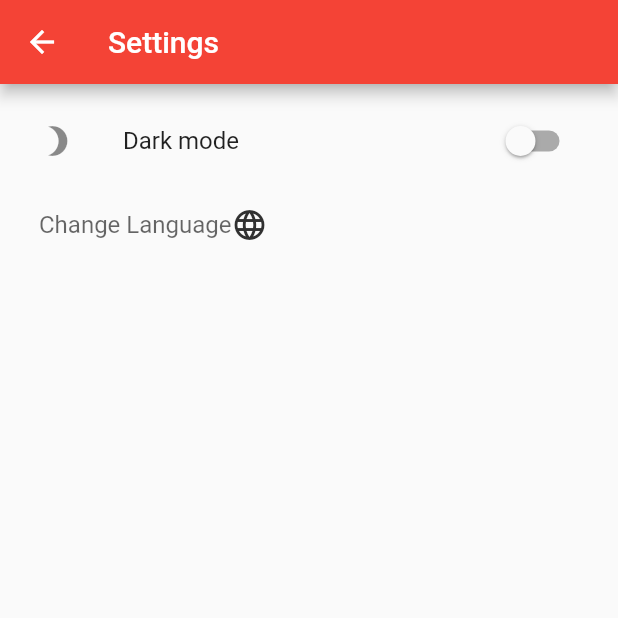
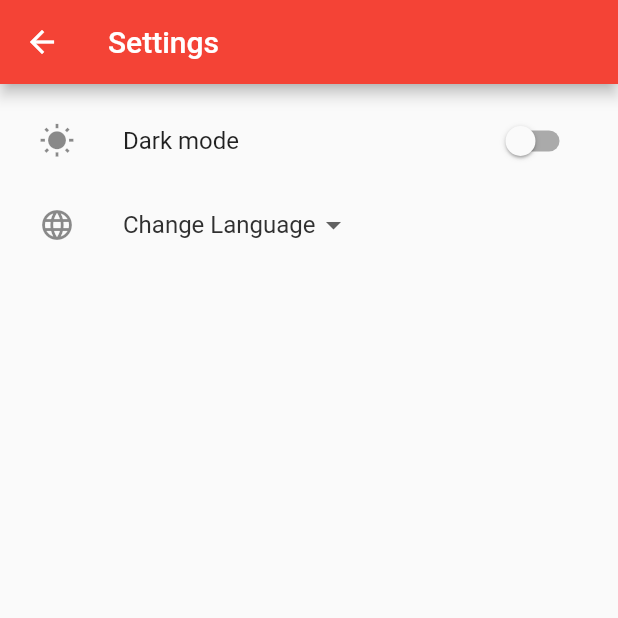
Before and after one commit to ucll-mobile-2021/project-coronaapp, a Flutter app: the SettingsTab screen opened directly, on a phone screen of 412 x 824 dp, the top half of it. Run offline on Flutter 3.47's test engine with Material 2 defaults, Android fonts, the phone set to English and light mode, and no system bars; our stand-ins replace sensors, shared_preferences; accounts and stored records are empty; network calls fail.

Commit message:
Css of settings

```diff
--- a/lib/config/theme.dart
+++ b/lib/config/theme.dart
@@ -16,21 +16,15 @@ class ThemeChanger with ChangeNotifier {
 
   Brightness getBrightness() => (_themeData == ThemeData.dark()) ? Brightness.light : Brightness.dark;
 
-  dynamic themeColors() => (_themeData == ThemeData.dark()) ? Colors.grey[850] : Colors.red;
+  dynamic themeColors() => (_themeData == ThemeData.dark()) ? Colors.white : Colors.grey[850];
 
   Icon getIcon() => (_themeData == ThemeData.dark()) ?
     Icon(
-      Icons.wb_sunny,
-      color: Colors.redAccent,
-      semanticLabel: "qsldfsdlmf", //todo sqldjfqmlskdjfmslkdjf,
+      Icons.brightness_3,
     ) :
     Icon(
-      Icons.brightness_3,
-      color: Colors.grey[850],
-      semanticLabel: "qsldfsdlmf", //todo sqldjfqmlskdjfmslkdjf,
+      Icons.wb_sunny,
     );
-
-  dynamic getLangColor() => (_themeData == ThemeData.dark()) ? Colors.red : Colors.grey[850];
 
   String getThemeName() => (_themeData == ThemeData.dark()) ? "dark_mode" : "light_mode" ;
 }
--- a/lib/screens/more/settings.dart
+++ b/lib/screens/more/settings.dart
@@ -37,21 +37,16 @@ class _SettingsTabState extends State<SettingsTab> {
           SwitchListTile(
             value: _darkmode,
             title: Text(getTranslated(context, "dark_mode")),
-            secondary: Icon(Icons.brightness_3),
+            secondary: _themeChanger.getIcon(),
             activeColor: Colors.white,
-            onChanged: (newvalue) {
+            onChanged: (value) {
               _themeChanger.toggleTheme();
-              _darkmode = newvalue;
+              _darkmode = value;
             },
           ),
           ListTile(
             title: DropdownButton<Language>(
-              hint: Text(getTranslated(context, 'change_lang')),
-              icon: Icon(
-                Icons.language,
-                color: _themeChanger.getLangColor(),
-              ),
-              iconSize: 24,
+              hint: Text(getTranslated(context, 'change_lang'), style: TextStyle(color: _themeChanger.themeColors())),
               elevation: 16,
               underline: Container(
                 height: 0,
@@ -61,8 +56,7 @@ class _SettingsTabState extends State<SettingsTab> {
                   _changeLanguage(language);
                 });
               },
-              items: Language.languageList()
-                  .map<DropdownMenuItem<Language>>((Language language) {
+              items: Language.languageList().map<DropdownMenuItem<Language>>((Language language) {
                 return DropdownMenuItem<Language>(
                   value: language,
                   child: Row(
@@ -78,6 +72,9 @@ class _SettingsTabState extends State<SettingsTab> {
                 );
               }).toList(),
             ),
+            leading: Icon(
+              Icons.language,
+            ),
           ),
         ],
       ),
```
